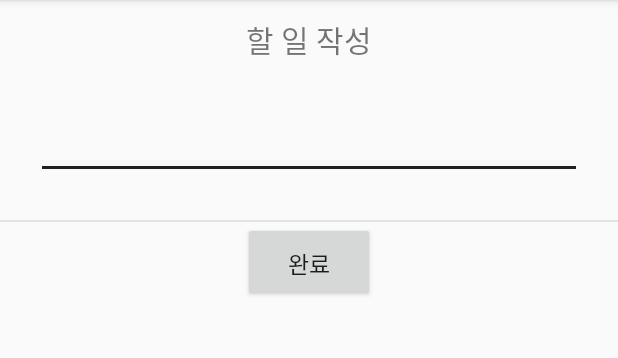
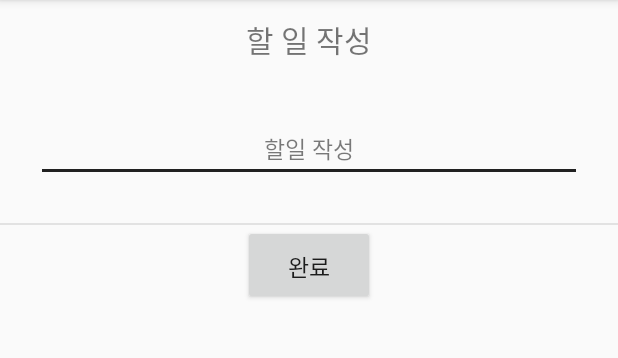
Before and after one commit to MheeJ/Schedule_Share, an Android app: the Schedule_add screen opened directly, with no data from a screen before it, on a phone screen of 412 x 824 dp, the part 84-442 px from its top. Run offline under Robolectric (Android 15) with nearby library versions, the phone set to English and light mode, and no system bars; our stand-ins replace Firebase (no records; nobody signed in at launch, a user with empty details on screens opened directly).

Commit message:
UI 조금 바꿨어용

```diff
--- a/app/src/main/res/layout/schedule_add.xml
+++ b/app/src/main/res/layout/schedule_add.xml
@@ -10,6 +10,7 @@
 
         <TextView
             android:text="할 일 작성"
+            android:fontFamily="@font/bmeuljirottf"
             android:textSize="20sp"
             android:gravity="center"
             android:layout_width="match_parent"
@@ -26,6 +27,8 @@
             android:id="@+id/write_schedule"
             android:textSize="15sp"
             android:textColor="#000"
+            android:fontFamily="@font/bmeuljirottf"
+            android:hint="할일 작성"
             android:alpha="0.87"
             android:gravity="center"
             android:layout_marginBottom="3dp"
@@ -46,6 +49,7 @@
         <Button
             android:id="@+id/write_done"
             android:text="완료"
+            android:fontFamily="@font/bmeuljirottf"
             android:textSize="15sp"
             android:padding="16dp"
             android:gravity="center"
```
Also changed, not shown: app/src/main/res/layout/project_weeks.xml (+13 -11 lines), app/src/main/java/com/example/schedule_share/Project_list.java (line endings or trailing spaces).
